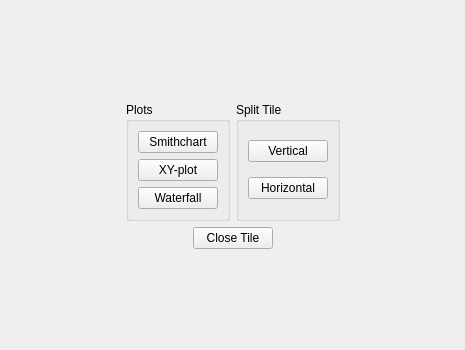
Qt form Software/PC_Application/CustomWidgets/tilewidget.ui (jankae/LibreVNA) before a commit.
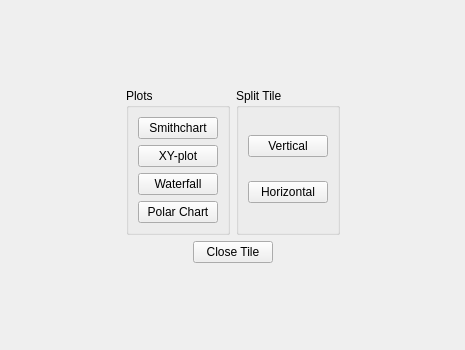
The same form after that commit. Icons and pictures are not drawn.

Commit message: widgets/charts: implement polar diagram

Patch:
```diff
--- a/Software/PC_Application/CustomWidgets/tilewidget.ui
+++ b/Software/PC_Application/CustomWidgets/tilewidget.ui
@@ -92,6 +92,13 @@
                   </property>
                  </widget>
                 </item>
+                <item>
+                 <widget class="QPushButton" name="bPolarchart">
+                  <property name="text">
+                   <string>Polar Chart</string>
+                  </property>
+                 </widget>
+                </item>
                </layout>
               </widget>
              </item>
```
The commit also changes 7 other files.
